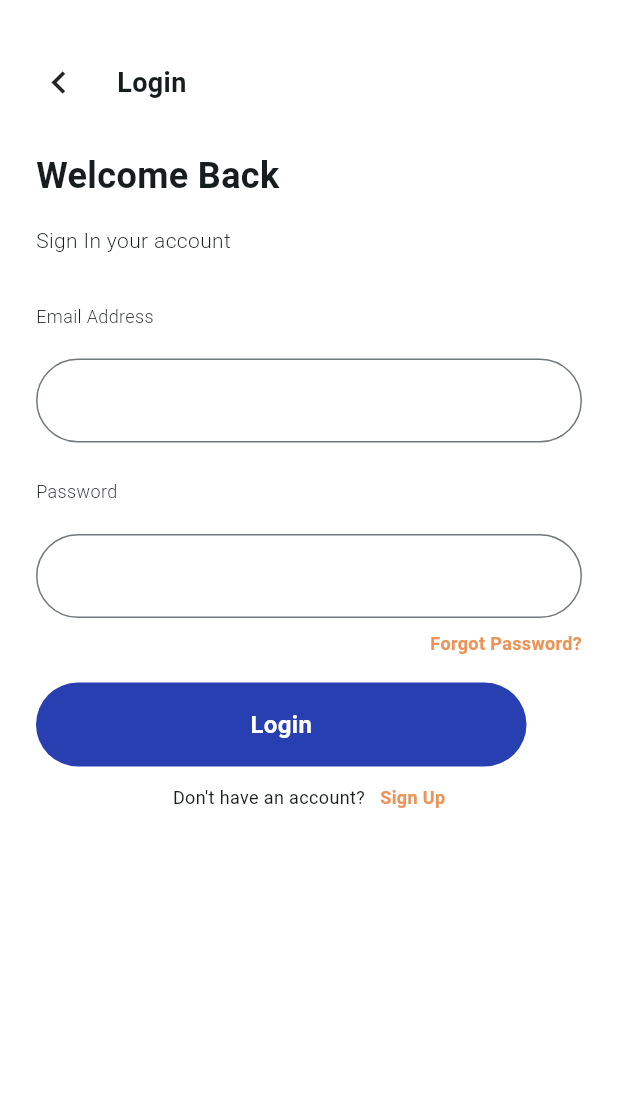
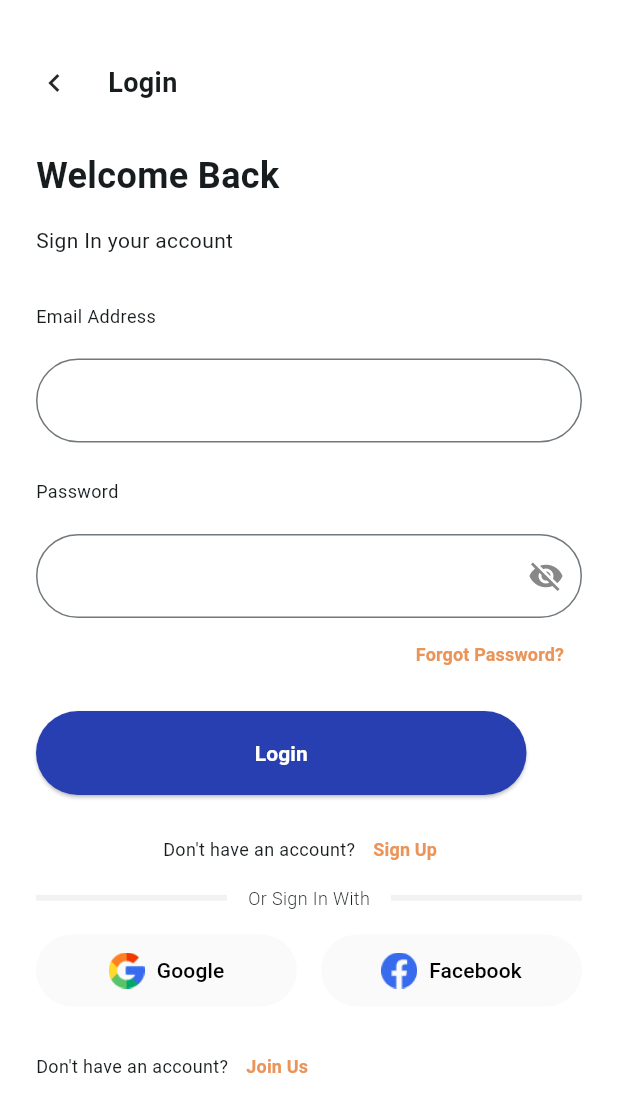
Before and after one commit to AnwarSeptian/ppkd_anwar, a Flutter app: the screen it shows after launch, on a phone screen of 412 x 824 dp. Shown: the top 1112 px of the screen. Run offline on Flutter 3.47's test engine with Material 3 defaults, Android fonts, the phone set to English and light mode, and no system bars.

Commit message:
Tugas 6 Done

```diff
--- a/lib/meet_6/tugas_6.dart
+++ b/lib/meet_6/tugas_6.dart
@@ -1,8 +1,15 @@
 import 'package:flutter/material.dart';
 
-class TugasEnam extends StatelessWidget {
+class TugasEnam extends StatefulWidget {
   const TugasEnam({super.key});
 
+  @override
+  State<TugasEnam> createState() => _TugasEnamState();
+}
+
+// final passwordController - TextEditingController();
+
+class _TugasEnamState extends State<TugasEnam> {
   @override
   Widget build(BuildContext context) {
     return Scaffold(
@@ -27,15 +34,145 @@ class TugasEnam extends StatelessWidget {
             buildPassword(),
             SizedBox(height: 20),
             buildFieldpassword(),
-            SizedBox(height: 8),
             buildForgotpassword(),
-            SizedBox(height: 18),
+            SizedBox(height: 14),
             buildButtonlogin(),
             SizedBox(height: 12),
             buildSignup(),
+            buildOrsignwith(),
+            SizedBox(height: 16),
+            buildGoogleandfacebook(),
+            SizedBox(height: 16),
+            buildJoinus(),
           ],
         ),
       ),
+    );
+  }
+
+  SizedBox buildButtonlogin() {
+    return SizedBox(
+      height: 56,
+      width: 327,
+      child: ElevatedButton(
+        onPressed: () {},
+        style: ElevatedButton.styleFrom(
+          backgroundColor: Color(0xff283FB1),
+          shape: RoundedRectangleBorder(
+            borderRadius: BorderRadius.circular(32),
+          ),
+        ),
+        child: Text(
+          "Login",
+          style: TextStyle(color: Colors.white, fontWeight: FontWeight.bold),
+        ),
+      ),
+    );
+  }
+
+  Row buildJoinus() {
+    return Row(
+      children: [
+        Text(
+          "Don't have an account?",
+          style: TextStyle(fontWeight: FontWeight.w400, fontSize: 12),
+        ),
+        TextButton(
+          onPressed: () {},
+          child: Text(
+            "Join Us",
+            style: TextStyle(
+              fontWeight: FontWeight.bold,
+              fontSize: 12,
+              color: Color(0xffEA9459),
+            ),
+          ),
+        ),
+      ],
+    );
+  }
+
+  Row buildGoogleandfacebook() {
+    return Row(
+      children: [
+        Expanded(
+          child: SizedBox(
+            height: 48,
+            width: 155,
+            child: ElevatedButton(
+              onPressed: () {},
+              style: ElevatedButton.styleFrom(
+                backgroundColor: Color(0xffFAFAFA),
+                shadowColor: Colors.transparent,
+                shape: RoundedRectangleBorder(
+                  borderRadius: BorderRadius.circular(32),
+                ),
+              ),
+
+              child: Row(
+                mainAxisAlignment: MainAxisAlignment.center,
+                children: [
+                  Image.asset(
+                    "assets/images/iconGoogle (1).png",
+                    width: 24,
+                    height: 24,
+                  ),
+                  SizedBox(width: 8),
+
+                  Text("Google", style: TextStyle(color: Colors.black)),
+                ],
+              ),
+            ),
+          ),
+        ),
+        SizedBox(width: 16),
+        Expanded(
+          child: SizedBox(
+            height: 48,
+            width: 155,
+            child: ElevatedButton(
+              onPressed: () {},
+              style: ElevatedButton.styleFrom(
+                backgroundColor: Color(0xffFAFAFA),
+                shadowColor: Colors.transparent,
+                shape: RoundedRectangleBorder(
+                  borderRadius: BorderRadius.circular(32),
+                ),
+              ),
+              child: Row(
+                mainAxisAlignment: MainAxisAlignment.center,
+                children: [
+                  Image.asset(
+                    "assets/images/btnSigninwithFb (1).png",
+                    width: 24,
+                    height: 24,
+                  ),
+                  SizedBox(width: 8),
+
+                  Text("Facebook", style: TextStyle(color: Colors.black)),
+                ],
+              ),
+            ),
+          ),
+        ),
+      ],
+    );
+  }
+
+  Row buildOrsignwith() {
+    return Row(
+      children: [
+        Expanded(
+          child: Divider(color: Color(0xffF2F2F2), thickness: 4, endIndent: 14),
+        ),
+        Text(
+          "Or Sign In With",
+          style: TextStyle(fontWeight: FontWeight.w300, fontSize: 12),
+        ),
+        Expanded(
+          child: Divider(color: Color(0xffF2F2F2), thickness: 4, indent: 14),
+        ),
+      ],
     );
   }
 
@@ -49,10 +186,11 @@ class TugasEnam extends StatelessWidget {
             style: TextStyle(fontWeight: FontWeight.w400, fontSize: 12),
           ),
         ),
-        SizedBox(width: 10),
-        Text.rich(
-          TextSpan(
-            text: "Sign Up",
+
+        TextButton(
+          onPressed: () {},
+          child: Text(
+            "Sign Up",
             style: TextStyle(
               fontWeight: FontWeight.bold,
               fontSize: 12,
@@ -64,41 +202,17 @@ class TugasEnam extends StatelessWidget {
     );
   }
 
-  GestureDetector buildButtonlogin() {
-    return GestureDetector(
-      onTap: () {},
-      child: Container(
-        height: 56,
-        width: 327,
-        decoration: BoxDecoration(
-          borderRadius: BorderRadius.circular(32),
-          color: Color(0xff283FB1),
-        ),
-
-        child: Center(
-          child: Text(
-            "Login",
-            style: TextStyle(
-              fontWeight: FontWeight.bold,
-              fontSize: 16,
-              color: Color(0xffFFFFFF),
-            ),
-          ),
-        ),
-      ),
-    );
-  }
-
   Align buildForgotpassword() {
     return Align(
       alignment: Alignment.centerRight,
-      child: Text.rich(
-        TextSpan(
-          text: "Forgot Password?",
+      child: TextButton(
+        onPressed: () {},
+        child: Text(
+          "Forgot Password?",
           style: TextStyle(
+            color: Color(0xffEA9459),
             fontWeight: FontWeight.bold,
             fontSize: 12,
-            color: Color(0xffEA9459),
           ),
         ),
       ),
@@ -107,8 +221,18 @@ class TugasEnam extends StatelessWidget {
 
   TextField buildFieldpassword() {
     return TextField(
+      onChanged: (value) {
+        print(value);
+        setState(() {});
+      },
+      onSubmitted: (value) {
+        print(value);
+      },
+      obscureText: true,
+      obscuringCharacter: "•",
       decoration: InputDecoration(
         border: OutlineInputBorder(borderRadius: BorderRadius.circular(32)),
+        suffixIcon: Icon(Icons.visibility_off, color: Color(0xff888888)),
       ),
     );
   }
@@ -117,7 +241,7 @@ class TugasEnam extends StatelessWidget {
     return Text.rich(
       TextSpan(
         text: "Password",
-        style: TextStyle(fontWeight: FontWeight.w300, fontSize: 12),
+        style: TextStyle(fontWeight: FontWeight.w400, fontSize: 12),
       ),
     );
   }
@@ -136,7 +260,7 @@ class TugasEnam extends StatelessWidget {
         Text.rich(
           TextSpan(
             text: "Email Address",
-            style: TextStyle(fontWeight: FontWeight.w300, fontSize: 12),
+            style: TextStyle(fontWeight: FontWeight.w400, fontSize: 12),
           ),
         ),
       ],
@@ -149,7 +273,7 @@ class TugasEnam extends StatelessWidget {
         Text.rich(
           TextSpan(
             text: "Sign In your account",
-            style: TextStyle(fontWeight: FontWeight.w300, fontSize: 14),
+            style: TextStyle(fontWeight: FontWeight.w400, fontSize: 14),
           ),
         ),
       ],
@@ -173,7 +297,9 @@ class TugasEnam extends StatelessWidget {
         Row(
           children: [
             SizedBox(height: 30),
-            Container(
+            SizedBox(
+              height: 28,
+              width: 135,
               child: Row(
                 children: [
                   InkWell(
@@ -182,7 +308,7 @@ class TugasEnam extends StatelessWidget {
                     child: Icon(
                       Icons.navigate_before_sharp,
                       color: Color(0xff262626),
-                      size: 30,
+                      size: 24,
                     ),
                   ),
                   SizedBox(width: 24),
```
Also changed, not shown: assets/images/btnSigninwithFb (1).png (added), assets/images/iconGoogle (1).png (added).
